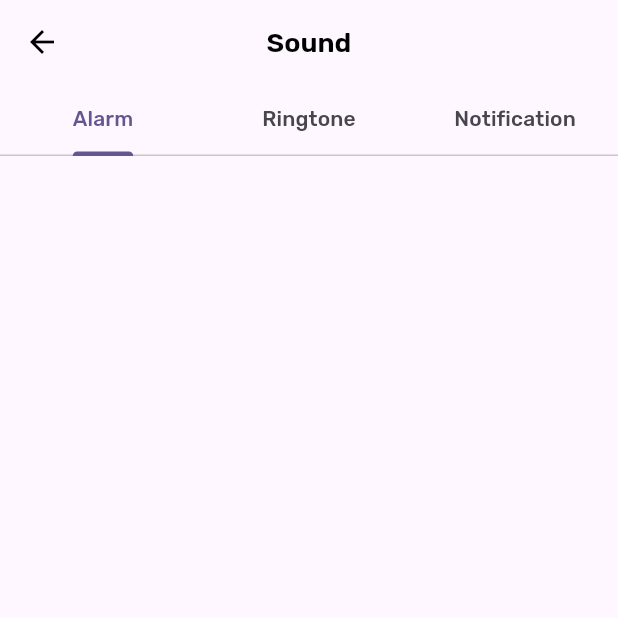
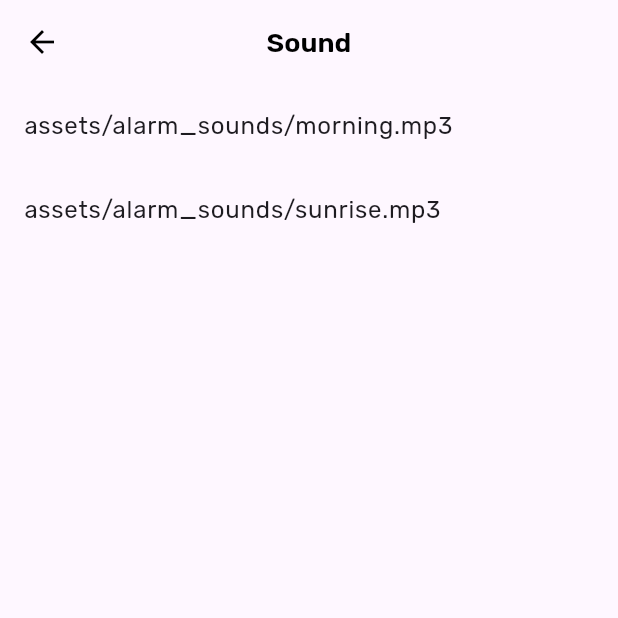
Before and after one commit to RaghavTheGreat1/cueloc, a Flutter app: the AudioPickerScreen screen opened by its route, on a phone screen of 412 x 824 dp, the top half of it. Run offline on Flutter 3.47's test engine with Material 3 defaults, Android fonts, the phone set to English and light mode, and no system bars; our stand-ins replace feather_icons, freezed_annotation, geocoding, geolocator, go_router, google_fonts and 4 more; missing offline and left inert: alarm, android_alarm_manager_plus, flutter_foreground_task, notification_permissions; generated files the repository leaves out were written again; statements that could not run were skipped.

Commit message:
replace alarm sounds

```diff
--- a/analysis_options.yaml
+++ b/analysis_options.yaml
@@ -22,6 +22,7 @@ linter:
   # `// ignore_for_file: name_of_lint` syntax on the line or in the file
   # producing the lint.
   rules:
+    prefer_relative_imports: true
     # avoid_print: false  # Uncomment to disable the `avoid_print` rule
     # prefer_single_quotes: true  # Uncomment to enable the `prefer_single_quotes` rule
 
--- a/lib/audio_picker/audio_picker_screen.dart
+++ b/lib/audio_picker/audio_picker_screen.dart
@@ -1,28 +1,31 @@
 import 'package:flutter/material.dart';
 import 'package:hooks_riverpod/hooks_riverpod.dart';
+
+import '../gen/assets.gen.dart';
 
 class AudioPickerScreen extends HookConsumerWidget {
   const AudioPickerScreen({super.key});
 
   @override
   Widget build(BuildContext context, WidgetRef ref) {
-
-    return DefaultTabController(
-      length: 3,
-      child: Scaffold(
-        appBar: AppBar(
-          title: const Text('Sound'),
-          bottom: const TabBar(
-            tabs: [
-              Tab(text: 'Alarm'),
-              Tab(text: 'Ringtone'),
-              Tab(text: 'Notification'),
-            ],
+    return Scaffold(
+      appBar: AppBar(
+        title: const Text('Sound'),
+      ),
+      body: CustomScrollView(
+        slivers: [
+          SliverList(
+            delegate: SliverChildBuilderDelegate(
+              (context, index) {
+                final currentAudio = Assets.alarmSounds.values[index];
+                return ListTile(
+                  title: Text(currentAudio),
+                );
+              },
+              childCount: Assets.alarmSounds.values.length,
+            ),
           ),
-        ),
-        body: const TabBarView(
-          children: [],
-        ),
+        ],
       ),
     );
   }
--- a/lib/controllers/location_alarm_controller.dart
+++ b/lib/controllers/location_alarm_controller.dart
@@ -8,6 +8,7 @@ import 'package:flutter_foreground_task/flutter_foreground_task.dart';
 import 'package:geolocator/geolocator.dart';
 import 'package:hooks_riverpod/hooks_riverpod.dart';
 
+import '../gen/assets.gen.dart';
 import '../models/alarm.dart';
 import '../providers/alarms_stream_provider.dart';
 import '../providers/location_stream_provider.dart';
@@ -73,7 +74,7 @@ class LocationAlarmControllerNotifier extends AsyncNotifier<void> {
     final alarmSettings = alarm_plugin_settings.AlarmSettings(
       id: id,
       dateTime: DateTime.now().add(const Duration(seconds: 2)),
-      assetAudioPath: 'assets/google_pixel_alarm.mp3',
+      assetAudioPath: Assets.alarmSounds.morning,
       loopAudio: true,
       vibrate: false,
       fadeDuration: 3.0,
--- /dev/null
+++ b/lib/gen/assets.gen.dart
@@ -0,0 +1,27 @@
+/// GENERATED CODE - DO NOT MODIFY BY HAND
+/// *****************************************************
+///  FlutterGen
+/// *****************************************************
+
+// coverage:ignore-file
+// ignore_for_file: type=lint
+// ignore_for_file: directives_ordering,unnecessary_import,implicit_dynamic_list_literal,deprecated_member_use
+
+class $AssetsAlarmSoundsGen {
+  const $AssetsAlarmSoundsGen();
+
+  /// File path: assets/alarm_sounds/morning.mp3
+  String get morning => 'assets/alarm_sounds/morning.mp3';
+
+  /// File path: assets/alarm_sounds/sunrise.mp3
+  String get sunrise => 'assets/alarm_sounds/sunrise.mp3';
+
+  /// List of all assets
+  List<String> get values => [morning, sunrise];
+}
+
+class Assets {
+  Assets._();
+
+  static const $AssetsAlarmSoundsGen alarmSounds = $AssetsAlarmSoundsGen();
+}
--- a/lib/settings/settings_screen.dart
+++ b/lib/settings/settings_screen.dart
@@ -1,5 +1,6 @@
 import 'package:feather_icons/feather_icons.dart';
 import 'package:flutter/material.dart';
+import 'package:go_router/go_router.dart';
 
 class SettingsScreen extends StatelessWidget {
   const SettingsScreen({super.key});
@@ -11,7 +12,9 @@ class SettingsScreen extends StatelessWidget {
         title: const Text('Settings'),
       ),
       body: IconButton(
-        onPressed: () async {},
+        onPressed: () async {
+          context.go('/pick-audio');
+        },
         icon: const Icon(
           FeatherIcons.upload,
         ),
```
Also changed, not shown: pubspec.yaml (+9 -1 lines), pubspec.lock, 7 other files.
